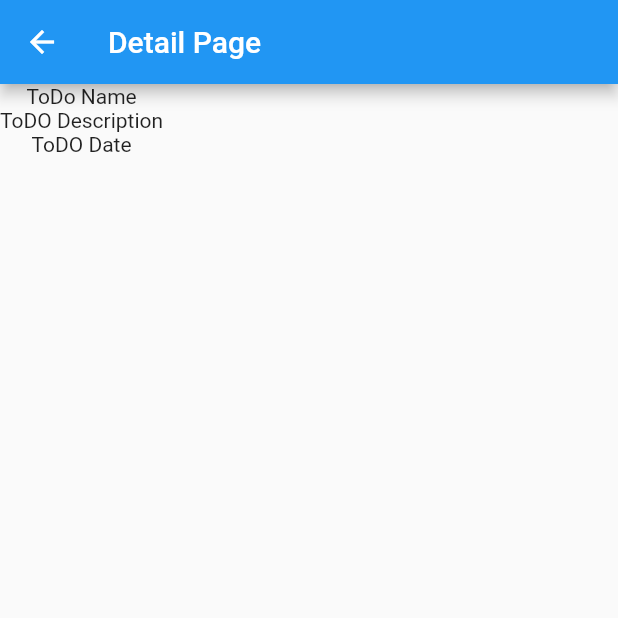
After one commit to samtarmizi/flutter-part3, a Flutter app: the screen it shows after launch, after a tap on "Hello World", on a phone screen of 412 x 824 dp, the top half of it. The commit adds this screen. Run offline on Flutter 3.47's test engine with Material 2 defaults, Android fonts, the phone set to English and light mode, and no system bars; our stand-ins replace datetime_picker_formfield.

Commit message:
Pass data to next page

```diff
--- /dev/null
+++ b/lib/detail.dart
@@ -0,0 +1,32 @@
+import 'package:flutter/material.dart';
+
+
+class DetailPage extends StatefulWidget {
+  final String name;
+  final String description;
+  final String date;
+
+  const DetailPage(this.name, this.description, this.date);
+
+  @override
+  _DetailPageState createState() => _DetailPageState();
+}
+
+class _DetailPageState extends State<DetailPage> {
+  @override
+  Widget build(BuildContext context) {
+    return Scaffold(
+      appBar: AppBar(
+        title: Text("Detail Page")
+      ),
+      body: Container(
+        child: Column(children: <Widget>[
+          Text('${widget.name}'),
+          Text('${widget.description}'),
+          Text('${widget.date}')
+        ],)
+      ),
+
+    );
+  }
+}
--- a/lib/main.dart
+++ b/lib/main.dart
@@ -1,5 +1,6 @@
 import 'package:flutter/material.dart';
 import 'package:todo_app/add.dart';
+import 'package:todo_app/detail.dart';
 
 void main() => runApp(MyApp());
 
@@ -17,7 +18,6 @@ class MyApp extends StatelessWidget {
   }
 }
 
-
 class HomePage extends StatefulWidget {
   @override
   _HomePageState createState() => _HomePageState();
@@ -27,28 +27,37 @@ class _HomePageState extends State<HomePage> {
   @override
   Widget build(BuildContext context) {
     return Scaffold(
-      appBar: AppBar(
-        title: Text("Todo App")
-      ),
+      appBar: AppBar(title: Text("Todo App")),
       body: _generateListView(),
-            floatingActionButton: FloatingActionButton(onPressed: (){
-              Navigator.push(context, MaterialPageRoute(builder: (builder) => AddPage()));
+      floatingActionButton: FloatingActionButton(
+        onPressed: () {
+          Navigator.push(
+              context, MaterialPageRoute(builder: (builder) => AddPage()));
         },
         child: Icon(Icons.add),
         backgroundColor: Colors.red,
       ),
-
     );
   }
 
   _generateListView() {
-          return ListView.builder(itemBuilder: (BuildContext contex, int index){
+    return ListView.builder(
+      itemBuilder: (BuildContext contex, int index) {
         return Card(
             child: ListTile(
           title: Text("Hello World"),
           trailing: Icon(Icons.arrow_forward_ios),
-              )
-            );
+          onTap: () {
+            Navigator.push(
+                context,
+                MaterialPageRoute(
+                    builder: (builder) => DetailPage(
+                      "ToDo Name",
+                      "ToDO Description",
+                      "ToDO Date"
+                    )));
+          },
+        ));
       },
       itemCount: 3,
       padding: EdgeInsets.all(8.0),
```
Lines whose indentation alone changed are shown as unchanged.
